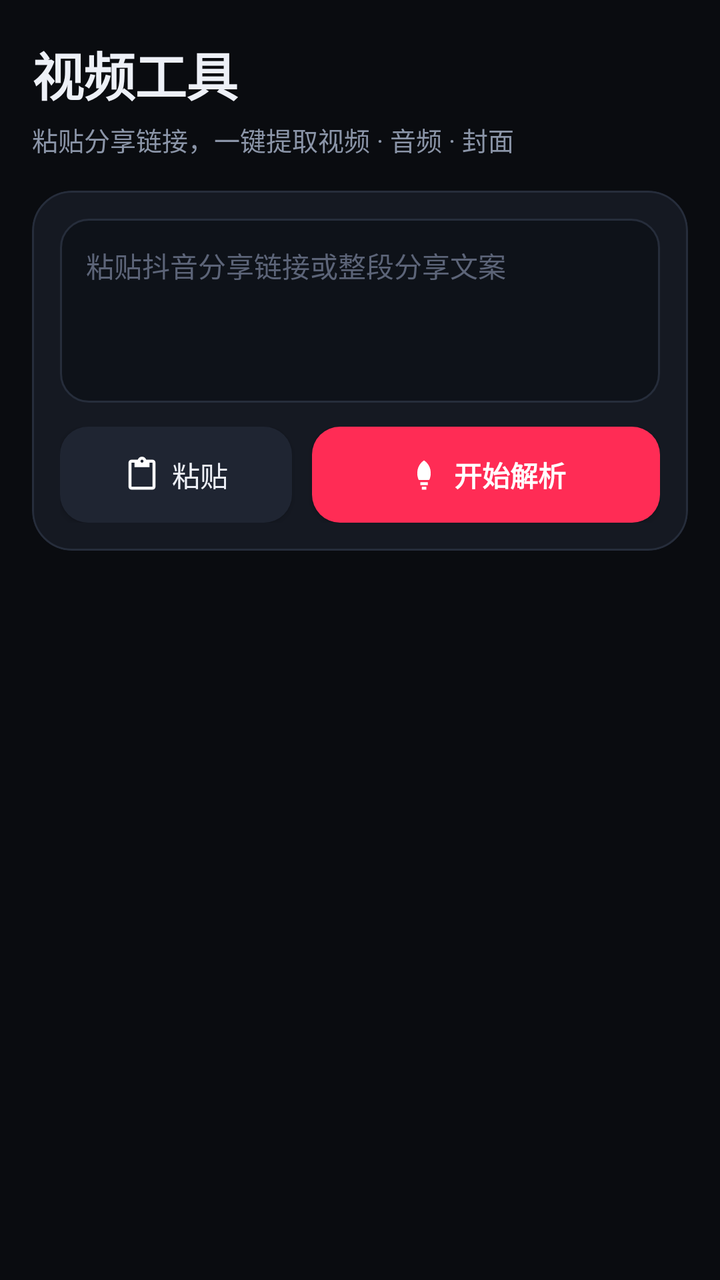
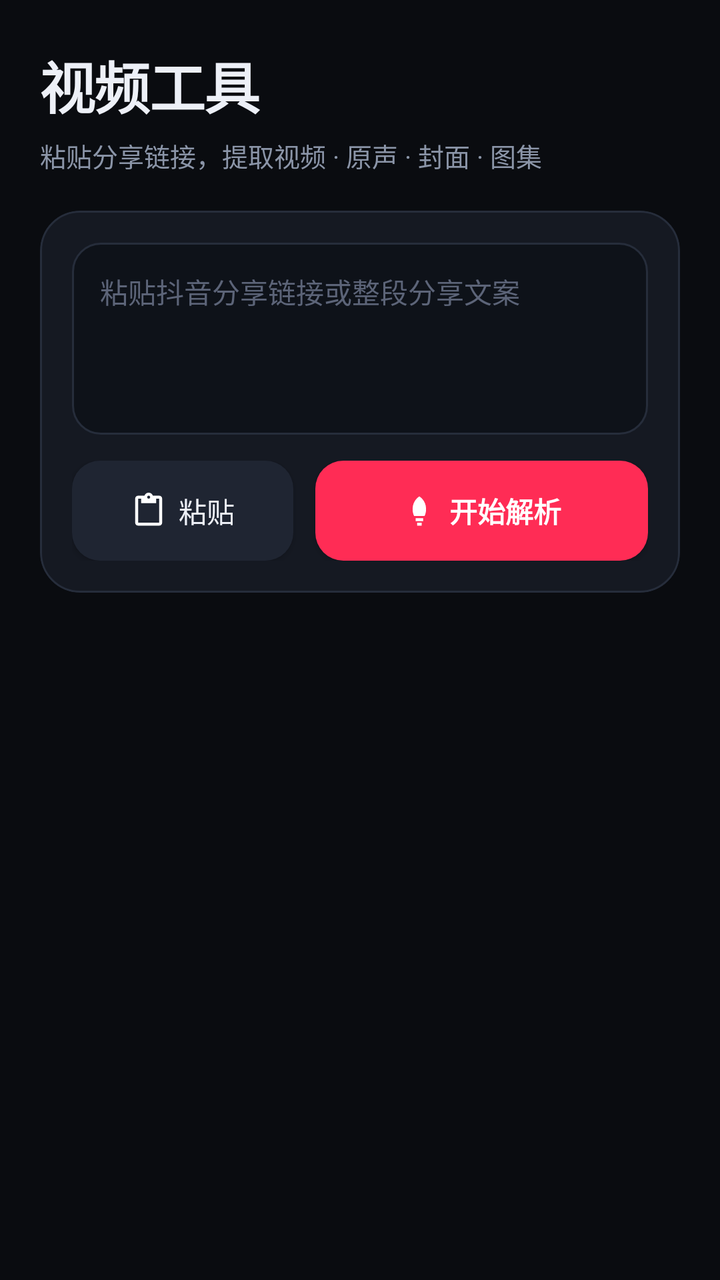

The first picture is an Android layout as it rendered before a commit; the second is the same layout after the commit. The layout source and the unified diff follow.
<!-- AndroidManifest.xml: application theme Theme.DyTool -->
<!-- res/layout/fragment_video.xml -->
<?xml version="1.0" encoding="utf-8"?>
<androidx.core.widget.NestedScrollView xmlns:android="http://schemas.android.com/apk/res/android"
    xmlns:app="http://schemas.android.com/apk/res-auto"
    android:layout_width="match_parent"
    android:layout_height="match_parent"
    android:background="@color/bg"
    android:fillViewport="true"
    android:scrollbars="none">

    <LinearLayout
        android:layout_width="match_parent"
        android:layout_height="wrap_content"
        android:orientation="vertical"
        android:paddingLeft="16dp"
        android:paddingTop="18dp"
        android:paddingRight="16dp"
        android:paddingBottom="28dp">

        
        <TextView
            android:layout_width="wrap_content"
            android:layout_height="wrap_content"
            android:text="视频工具"
            android:textColor="@color/txt"
            android:textSize="26sp"
            android:textStyle="bold"
            android:letterSpacing="-0.01" />

        <TextView
            android:layout_width="wrap_content"
            android:layout_height="wrap_content"
            android:layout_marginTop="4dp"
            android:layout_marginBottom="16dp"
            android:text="粘贴分享链接，一键提取视频 · 音频 · 封面"
            android:textColor="@color/sub"
            android:textSize="13sp" />

        
        <com.google.android.material.card.MaterialCardView
            style="@style/Widget.DyTool.Card"
            android:layout_width="match_parent"
            android:layout_height="wrap_content">

            <LinearLayout
                android:layout_width="match_parent"
                android:layout_height="wrap_content"
                android:orientation="vertical"
                android:padding="14dp">

                <EditText
                    android:id="@+id/etInput"
                    android:layout_width="match_parent"
                    android:layout_height="wrap_content"
                    android:background="@drawable/bg_input"
                    android:gravity="top|start"
                    android:hint="@string/hint_input"
                    android:inputType="textMultiLine"
                    android:maxLines="5"
                    android:minHeight="92dp"
                    android:padding="13dp"
                    android:textColor="@color/txt"
                    android:textColorHint="@color/hint"
                    android:textSize="14sp" />

                <LinearLayout
                    android:layout_width="match_parent"
                    android:layout_height="wrap_content"
                    android:layout_marginTop="12dp"
                    android:orientation="horizontal">

                    <com.google.android.material.button.MaterialButton
                        android:id="@+id/btnPaste"
                        style="@style/Widget.DyTool.Button.Tonal"
                        android:layout_width="0dp"
                        android:layout_height="48dp"
                        android:layout_weight="1"
                        android:insetTop="0dp"
                        android:insetBottom="0dp"
                        android:text="@string/btn_paste"
                        app:icon="@drawable/ic_paste"
                        app:iconGravity="textStart"
                        app:iconPadding="6dp"
                        app:iconSize="18dp" />

                    <Space
                        android:layout_width="10dp"
                        android:layout_height="1dp" />

                    <com.google.android.material.button.MaterialButton
                        android:id="@+id/btnParse"
                        style="@style/Widget.DyTool.Button.Primary"
                        android:layout_width="0dp"
                        android:layout_height="48dp"
                        android:layout_weight="1.5"
                        android:text="@string/btn_parse"
                        app:icon="@drawable/ic_rocket"
                        app:iconGravity="textStart"
                        app:iconPadding="6dp"
                        app:iconSize="18dp" />
                </LinearLayout>

                <LinearLayout
                    android:id="@+id/boxStatus"
                    android:layout_width="match_parent"
                    android:layout_height="wrap_content"
                    android:layout_marginTop="12dp"
                    android:gravity="center_vertical"
                    android:orientation="horizontal"
                    android:visibility="gone">

                    <ProgressBar
                        android:id="@+id/progressSmall"
                        android:layout_width="16dp"
                        android:layout_height="16dp"
                        android:indeterminateTint="@color/pri" />

                    <TextView
                        android:id="@+id/tvStatus"
                        android:layout_width="0dp"
                        android:layout_height="wrap_content"
                        android:layout_marginStart="9dp"
                        android:layout_weight="1"
                        android:textColor="@color/sub"
                        android:textSize="13sp" />
                </LinearLayout>
            </LinearLayout>
        </com.google.android.material.card.MaterialCardView>

        
        <com.google.android.material.card.MaterialCardView
            android:id="@+id/cardResult"
            style="@style/Widget.DyTool.Card"
            android:layout_width="match_parent"
            android:layout_height="wrap_content"
            android:layout_marginTop="14dp"
            android:visibility="gone">

            <LinearLayout
                android:layout_width="match_parent"
                android:layout_height="wrap_content"
                android:orientation="vertical"
                android:padding="14dp">

                
                <FrameLayout
                    android:id="@+id/previewBox"
                    android:layout_width="match_parent"
                    android:layout_height="230dp"
                    android:background="#000000">

                    <VideoView
                        android:id="@+id/videoView"
                        android:layout_width="match_parent"
                        android:layout_height="match_parent"
                        android:layout_gravity="center"
                        android:visibility="gone" />

                    <ImageView
                        android:id="@+id/ivCover"
                        android:layout_width="match_parent"
                        android:layout_height="match_parent"
                        android:contentDescription="@string/title_result"
                        android:scaleType="centerCrop" />

                    <LinearLayout
                        android:id="@+id/playMask"
                        android:layout_width="wrap_content"
                        android:layout_height="wrap_content"
                        android:layout_gravity="center"
                        android:background="@drawable/bg_badge_ok"
                        android:gravity="center_vertical"
                        android:orientation="horizontal"
                        android:paddingLeft="16dp"
                        android:paddingTop="10dp"
                        android:paddingRight="18dp"
                        android:paddingBottom="10dp">

                        <ImageView
                            android:layout_width="20dp"
                            android:layout_height="20dp"
                            android:contentDescription="play"
                            android:src="@drawable/ic_play" />

                        <TextView
                            android:layout_width="wrap_content"
                            android:layout_height="wrap_content"
                            android:layout_marginStart="7dp"
                            android:text="@string/btn_preview"
                            android:textColor="#04240F"
                            android:textSize="14sp"
                            android:textStyle="bold" />
                    </LinearLayout>

                    <TextView
                        android:id="@+id/tvBadge"
                        android:layout_width="wrap_content"
                        android:layout_height="wrap_content"
                        android:layout_gravity="top|start"
                        android:layout_margin="10dp"
                        android:background="@drawable/bg_badge_ok"
                        android:paddingLeft="10dp"
                        android:paddingTop="4dp"
                        android:paddingRight="10dp"
                        android:paddingBottom="4dp"
                        android:text="无水印"
                        android:textColor="#04240F"
                        android:textSize="11sp"
                        android:textStyle="bold" />

                    <ImageButton
                        android:id="@+id/btnClosePreview"
                        android:layout_width="34dp"
                        android:layout_height="34dp"
                        android:layout_gravity="top|end"
                        android:layout_margin="10dp"
                        android:background="@drawable/bg_badge_warn"
                        android:contentDescription="close"
                        android:padding="8dp"
                        android:src="@drawable/ic_close"
                        android:visibility="gone" />
                </FrameLayout>

                <TextView
                    android:id="@+id/tvTitle"
                    android:layout_width="match_parent"
                    android:layout_height="wrap_content"
                    android:layout_marginTop="12dp"
                    android:ellipsize="end"
                    android:maxLines="3"
                    android:textColor="@color/txt"
                    android:textSize="15sp"
                    android:textStyle="bold" />

                <TextView
                    android:id="@+id/tvTags"
                    android:layout_width="match_parent"
                    android:layout_height="wrap_content"
                    android:layout_marginTop="7dp"
                    android:textColor="#FF8FA4"
                    android:textSize="12sp" />

                <TextView
                    android:id="@+id/tvMeta"
                    android:layout_width="match_parent"
                    android:layout_height="wrap_content"
                    android:layout_marginTop="9dp"
                    android:lineSpacingExtra="4dp"
                    android:textColor="@color/sub"
                    android:textSize="12.5sp" />

                
                <LinearLayout
                    android:layout_width="match_parent"
                    android:layout_height="wrap_content"
                    android:layout_marginTop="14dp"
                    android:orientation="horizontal">

                    <com.google.android.material.button.MaterialButton
                        android:id="@+id/btnVideo"
                        style="@style/Widget.DyTool.Button.Green"
                        android:layout_width="0dp"
                        android:layout_height="50dp"
                        android:layout_weight="1"
                        android:paddingLeft="0dp"
                        android:paddingRight="0dp"
                        android:text="视频"
                        android:textSize="13sp"
                        app:icon="@drawable/ic_download"
                        app:iconGravity="textStart"
                        app:iconPadding="4dp"
                        app:iconSize="16dp" />

                    <Space
                        android:layout_width="8dp"
                        android:layout_height="1dp" />

                    <com.google.android.material.button.MaterialButton
                        android:id="@+id/btnAudio"
                        style="@style/Widget.DyTool.Button.Blue"
                        android:layout_width="0dp"
                        android:layout_height="50dp"
                        android:layout_weight="1"
                        android:paddingLeft="0dp"
                        android:paddingRight="0dp"
                        android:text="音频"
                        android:textSize="13sp"
                        app:icon="@drawable/ic_music"
                        app:iconGravity="textStart"
                        app:iconPadding="4dp"
                        app:iconSize="16dp" />

                    <Space
                        android:layout_width="8dp"
                        android:layout_height="1dp" />

                    <com.google.android.material.button.MaterialButton
                        android:id="@+id/btnCover"
                        style="@style/Widget.DyTool.Button.Orange"
                        android:layout_width="0dp"
                        android:layout_height="50dp"
                        android:layout_weight="1"
                        android:paddingLeft="0dp"
                        android:paddingRight="0dp"
                        android:text="封面"
                        android:textSize="13sp"
                        app:icon="@drawable/ic_image"
                        app:iconGravity="textStart"
                        app:iconPadding="4dp"
                        app:iconSize="16dp" />
                </LinearLayout>

                <ProgressBar
                    android:id="@+id/progressBar"
                    style="?android:attr/progressBarStyleHorizontal"
                    android:layout_width="match_parent"
                    android:layout_height="6dp"
                    android:layout_marginTop="12dp"
                    android:progressTint="@color/pri"
                    android:visibility="gone" />
            </LinearLayout>
        </com.google.android.material.card.MaterialCardView>
    </LinearLayout>
</androidx.core.widget.NestedScrollView>
<!-- resources referenced by this layout -->
<resources>
  <color name="bg">#0A0C10</color>
  <color name="hint">#5C6478</color>
  <color name="pri">#FF2C55</color>
  <color name="sub">#8B95A8</color>
  <color name="txt">#EDF0F7</color>
  <!-- drawable bg_badge_ok (drawable) -->
  <?xml version="1.0" encoding="utf-8"?>
  <shape xmlns:android="http://schemas.android.com/apk/res/android"
      android:shape="rectangle">
      <solid android:color="#D922C98A" />
      <corners android:radius="20dp" />
  </shape>
  <!-- drawable bg_badge_warn (drawable) -->
  <?xml version="1.0" encoding="utf-8"?>
  <shape xmlns:android="http://schemas.android.com/apk/res/android"
      android:shape="rectangle">
      <solid android:color="#D9FF5C6B" />
      <corners android:radius="20dp" />
  </shape>
  <!-- drawable bg_input (drawable) -->
  <?xml version="1.0" encoding="utf-8"?>
  <shape xmlns:android="http://schemas.android.com/apk/res/android"
      android:shape="rectangle">
      <solid android:color="@color/field" />
      <corners android:radius="14dp" />
      <stroke android:width="1dp" android:color="@color/line" />
  </shape>
  <!-- drawable ic_play (drawable) -->
  <vector xmlns:android="http://schemas.android.com/apk/res/android"
      android:width="22dp" android:height="22dp"
      android:viewportWidth="24" android:viewportHeight="24"
      android:tint="#FFFFFF">
      <path android:fillColor="@android:color/white"
          android:pathData="M8,5v14l11,-7z" />
  </vector>
  <string name="btn_parse">开始解析</string>
  <string name="btn_paste">粘贴</string>
  <string name="btn_preview">预览播放</string>
  <string name="hint_input">粘贴抖音分享链接或整段分享文案</string>
  <string name="title_result">解析结果</string>
  <style name="Widget.DyTool.Button.Blue" parent="Widget.DyTool.Button">
          <item name="backgroundTint">@color/blue</item>
          <item name="android:textColor">#FFFFFF</item>
          <item name="android:textStyle">bold</item>
      </style>
  <style name="Widget.DyTool.Button.Green" parent="Widget.DyTool.Button">
          <item name="backgroundTint">@color/ok</item>
          <item name="android:textColor">#04240F</item>
          <item name="android:textStyle">bold</item>
      </style>
  <style name="Widget.DyTool.Button.Orange" parent="Widget.DyTool.Button">
          <item name="backgroundTint">@color/orange</item>
          <item name="android:textColor">#FFFFFF</item>
          <item name="android:textStyle">bold</item>
      </style>
  <style name="Widget.DyTool.Button.Primary" parent="Widget.DyTool.Button">
          <item name="backgroundTint">@color/pri</item>
          <item name="android:textColor">#FFFFFF</item>
          <item name="android:textStyle">bold</item>
      </style>
  <style name="Widget.DyTool.Button.Tonal" parent="Widget.DyTool.Button">
          <item name="backgroundTint">@color/surface2</item>
          <item name="android:textColor">@color/txt</item>
      </style>
  <style name="Widget.DyTool.Card" parent="Widget.MaterialComponents.CardView">
          <item name="cardBackgroundColor">@color/surface</item>
          <item name="cardCornerRadius">20dp</item>
          <item name="cardElevation">0dp</item>
          <item name="strokeColor">@color/line</item>
          <item name="strokeWidth">1dp</item>
      </style>
  <color name="field">#0E1219</color>
  <color name="line">#262D3B</color>
  <color name="blue">#3B82F6</color>
  <color name="ok">#22C98A</color>
  <color name="orange">#F97316</color>
  <color name="surface2">#1F2532</color>
  <color name="surface">#151922</color>
  <color name="pri_dark">#D91E43</color>
  <color name="err">#FF5C6B</color>
  <!-- unchanged entries left out for length: 8 -->
</resources>

<!-- the commit's change to res/layout/fragment_video.xml (unified diff, before → after) -->
@@ -11,31 +11,29 @@
         android:layout_width="match_parent"
         android:layout_height="wrap_content"
         android:orientation="vertical"
-        android:paddingLeft="16dp"
-        android:paddingTop="18dp"
-        android:paddingRight="16dp"
-        android:paddingBottom="28dp">
-
-        
+        android:paddingLeft="20dp"
+        android:paddingTop="22dp"
+        android:paddingRight="20dp"
+        android:paddingBottom="30dp">
+
         <TextView
             android:layout_width="wrap_content"
             android:layout_height="wrap_content"
             android:text="视频工具"
             android:textColor="@color/txt"
-            android:textSize="26sp"
+            android:textSize="28sp"
             android:textStyle="bold"
-            android:letterSpacing="-0.01" />
+            android:letterSpacing="-0.02" />
 
         <TextView
             android:layout_width="wrap_content"
             android:layout_height="wrap_content"
-            android:layout_marginTop="4dp"
-            android:layout_marginBottom="16dp"
-            android:text="粘贴分享链接，一键提取视频 · 音频 · 封面"
+            android:layout_marginTop="5dp"
+            android:layout_marginBottom="18dp"
+            android:text="粘贴分享链接，提取视频 · 原声 · 封面 · 图集"
             android:textColor="@color/sub"
             android:textSize="13sp" />
 
-        
         <com.google.android.material.card.MaterialCardView
             style="@style/Widget.DyTool.Card"
             android:layout_width="match_parent"
@@ -45,7 +43,7 @@
                 android:layout_width="match_parent"
                 android:layout_height="wrap_content"
                 android:orientation="vertical"
-                android:padding="14dp">
+                android:padding="16dp">
 
                 <EditText
                     android:id="@+id/etInput"
@@ -56,8 +54,8 @@
                     android:hint="@string/hint_input"
                     android:inputType="textMultiLine"
                     android:maxLines="5"
-                    android:minHeight="92dp"
-                    android:padding="13dp"
+                    android:minHeight="96dp"
+                    android:padding="14dp"
                     android:textColor="@color/txt"
                     android:textColorHint="@color/hint"
                     android:textSize="14sp" />
@@ -65,14 +63,14 @@
                 <LinearLayout
                     android:layout_width="match_parent"
                     android:layout_height="wrap_content"
-                    android:layout_marginTop="12dp"
+                    android:layout_marginTop="13dp"
                     android:orientation="horizontal">
 
                     <com.google.android.material.button.MaterialButton
                         android:id="@+id/btnPaste"
                         style="@style/Widget.DyTool.Button.Tonal"
                         android:layout_width="0dp"
-                        android:layout_height="48dp"
+                        android:layout_height="50dp"
                         android:layout_weight="1"
                         android:insetTop="0dp"
                         android:insetBottom="0dp"
@@ -83,14 +81,14 @@
                         app:iconSize="18dp" />
 
                     <Space
-                        android:layout_width="10dp"
+                        android:layout_width="11dp"
                         android:layout_height="1dp" />
 
                     <com.google.android.material.button.MaterialButton
                         android:id="@+id/btnParse"
                         style="@style/Widget.DyTool.Button.Primary"
                         android:layout_width="0dp"
-                        android:layout_height="48dp"
+                        android:layout_height="50dp"
                         android:layout_weight="1.5"
                         android:text="@string/btn_parse"
                         app:icon="@drawable/ic_rocket"
@@ -103,7 +101,7 @@
                     android:id="@+id/boxStatus"
                     android:layout_width="match_parent"
                     android:layout_height="wrap_content"
-                    android:layout_marginTop="12dp"
+                    android:layout_marginTop="13dp"
                     android:gravity="center_vertical"
                     android:orientation="horizontal"
                     android:visibility="gone">
@@ -118,7 +116,7 @@
                         android:id="@+id/tvStatus"
                         android:layout_width="0dp"
                         android:layout_height="wrap_content"
-                        android:layout_marginStart="9dp"
+                        android:layout_marginStart="10dp"
                         android:layout_weight="1"
                         android:textColor="@color/sub"
                         android:textSize="13sp" />
@@ -126,26 +124,24 @@
             </LinearLayout>
         </com.google.android.material.card.MaterialCardView>
 
-        
         <com.google.android.material.card.MaterialCardView
             android:id="@+id/cardResult"
             style="@style/Widget.DyTool.Card"
             android:layout_width="match_parent"
             android:layout_height="wrap_content"
-            android:layout_marginTop="14dp"
+            android:layout_marginTop="16dp"
             android:visibility="gone">
 
             <LinearLayout
                 android:layout_width="match_parent"
                 android:layout_height="wrap_content"
                 android:orientation="vertical"
-                android:padding="14dp">
-
-                
+                android:padding="16dp">
+
                 <FrameLayout
                     android:id="@+id/previewBox"
                     android:layout_width="match_parent"
-                    android:layout_height="230dp"
+                    android:layout_height="240dp"
                     android:background="#000000">
 
                     <VideoView
@@ -170,10 +166,10 @@
                         android:background="@drawable/bg_badge_ok"
                         android:gravity="center_vertical"
                         android:orientation="horizontal"
-                        android:paddingLeft="16dp"
-                        android:paddingTop="10dp"
-                        android:paddingRight="18dp"
-                        android:paddingBottom="10dp">
+                        android:paddingLeft="17dp"
+                        android:paddingTop="11dp"
+                        android:paddingRight="19dp"
+                        android:paddingBottom="11dp">
 
                         <ImageView
                             android:layout_width="20dp"
@@ -185,7 +181,7 @@
                             android:layout_width="wrap_content"
                             android:layout_height="wrap_content"
                             android:layout_marginStart="7dp"
-                            android:text="@string/btn_preview"
+                            android:text="预览播放"
                             android:textColor="#04240F"
                             android:textSize="14sp"
                             android:textStyle="bold" />
@@ -208,10 +204,22 @@
                         android:textStyle="bold" />
 
                     <ImageButton
+                        android:id="@+id/btnFullscreen"
+                        android:layout_width="38dp"
+                        android:layout_height="38dp"
+                        android:layout_gravity="top|end"
+                        android:layout_margin="10dp"
+                        android:background="@drawable/bg_badge_warn"
+                        android:contentDescription="fullscreen"
+                        android:padding="9dp"
+                        android:src="@drawable/ic_fullscreen"
+                        android:visibility="gone" />
+
+                    <ImageButton
                         android:id="@+id/btnClosePreview"
                         android:layout_width="34dp"
                         android:layout_height="34dp"
-                        android:layout_gravity="top|end"
+                        android:layout_gravity="bottom|end"
                         android:layout_margin="10dp"
                         android:background="@drawable/bg_badge_warn"
                         android:contentDescription="close"
@@ -224,18 +232,19 @@
                     android:id="@+id/tvTitle"
                     android:layout_width="match_parent"
                     android:layout_height="wrap_content"
-                    android:layout_marginTop="12dp"
+                    android:layout_marginTop="14dp"
                     android:ellipsize="end"
                     android:maxLines="3"
                     android:textColor="@color/txt"
                     android:textSize="15sp"
-                    android:textStyle="bold" />
+                    android:textStyle="bold"
+                    android:lineSpacingExtra="3dp" />
 
                 <TextView
                     android:id="@+id/tvTags"
                     android:layout_width="match_parent"
                     android:layout_height="wrap_content"
-                    android:layout_marginTop="7dp"
+                    android:layout_marginTop="8dp"
                     android:textColor="#FF8FA4"
                     android:textSize="12sp" />
 
@@ -243,23 +252,38 @@
                     android:id="@+id/tvMeta"
                     android:layout_width="match_parent"
                     android:layout_height="wrap_content"
-                    android:layout_marginTop="9dp"
-                    android:lineSpacingExtra="4dp"
+                    android:layout_marginTop="10dp"
+                    android:lineSpacingExtra="5dp"
                     android:textColor="@color/sub"
                     android:textSize="12.5sp" />
 
-                
+                <androidx.recyclerview.widget.RecyclerView
+                    android:id="@+id/rvPics"
+                    android:layout_width="match_parent"
+                    android:layout_height="wrap_content"
+                    android:layout_marginTop="12dp"
+                    android:visibility="gone" />
+
+                <TextView
+                    android:layout_width="match_parent"
+                    android:layout_height="wrap_content"
+                    android:layout_marginTop="16dp"
+                    android:text="下载"
+                    android:textColor="@color/sub"
+                    android:textSize="12sp"
+                    android:textStyle="bold" />
+
                 <LinearLayout
                     android:layout_width="match_parent"
                     android:layout_height="wrap_content"
-                    android:layout_marginTop="14dp"
+                    android:layout_marginTop="8dp"
                     android:orientation="horizontal">
 
                     <com.google.android.material.button.MaterialButton
                         android:id="@+id/btnVideo"
                         style="@style/Widget.DyTool.Button.Green"
                         android:layout_width="0dp"
-                        android:layout_height="50dp"
+                        android:layout_height="52dp"
                         android:layout_weight="1"
                         android:paddingLeft="0dp"
                         android:paddingRight="0dp"
@@ -271,14 +295,14 @@
                         app:iconSize="16dp" />
 
                     <Space
-                        android:layout_width="8dp"
+                        android:layout_width="9dp"
                         android:layout_height="1dp" />
 
                     <com.google.android.material.button.MaterialButton
                         android:id="@+id/btnAudio"
                         style="@style/Widget.DyTool.Button.Blue"
                         android:layout_width="0dp"
-                        android:layout_height="50dp"
+                        android:layout_height="52dp"
                         android:layout_weight="1"
                         android:paddingLeft="0dp"
                         android:paddingRight="0dp"
@@ -290,14 +314,14 @@
                         app:iconSize="16dp" />
 
                     <Space
-                        android:layout_width="8dp"
+                        android:layout_width="9dp"
                         android:layout_height="1dp" />
 
                     <com.google.android.material.button.MaterialButton
                         android:id="@+id/btnCover"
                         style="@style/Widget.DyTool.Button.Orange"
                         android:layout_width="0dp"
-                        android:layout_height="50dp"
+                        android:layout_height="52dp"
                         android:layout_weight="1"
                         android:paddingLeft="0dp"
                         android:paddingRight="0dp"
@@ -309,12 +333,26 @@
                         app:iconSize="16dp" />
                 </LinearLayout>
 
+                <com.google.android.material.button.MaterialButton
+                    android:id="@+id/btnOriginAudio"
+                    style="@style/Widget.DyTool.Button.Tonal"
+                    android:layout_width="match_parent"
+                    android:layout_height="50dp"
+                    android:layout_marginTop="9dp"
+                    android:text="下载抖音原声"
+                    android:textSize="13sp"
+                    app:icon="@drawable/ic_music"
+                    app:iconGravity="textStart"
+                    app:iconPadding="6dp"
+                    app:iconSize="17dp"
+                    android:visibility="gone" />
+
                 <ProgressBar
                     android:id="@+id/progressBar"
                     style="?android:attr/progressBarStyleHorizontal"
                     android:layout_width="match_parent"
                     android:layout_height="6dp"
-                    android:layout_marginTop="12dp"
+                    android:layout_marginTop="13dp"
                     android:progressTint="@color/pri"
                     android:visibility="gone" />
             </LinearLayout>
<!-- resource entries referenced after the edit -->
@@ -27,6 +27,14 @@
       <corners android:radius="14dp" />
       <stroke android:width="1dp" android:color="@color/line" />
   </shape>
+  <!-- drawable ic_fullscreen (drawable) -->
+  <vector xmlns:android="http://schemas.android.com/apk/res/android"
+      android:width="20dp" android:height="20dp"
+      android:viewportWidth="24" android:viewportHeight="24"
+      android:tint="#FFFFFF">
+      <path android:fillColor="@android:color/white"
+          android:pathData="M7,14H5v5h5v-2H7v-3zM5,10h2V7h3V5H5v5zM17,17h-3v2h5v-5h-2v3zM14,5v2h3v3h2V5h-5z" />
+  </vector>
   <!-- drawable ic_play (drawable) -->
   <vector xmlns:android="http://schemas.android.com/apk/res/android"
       android:width="22dp" android:height="22dp"
@@ -37,7 +45,6 @@
   </vector>
   <string name="btn_parse">开始解析</string>
   <string name="btn_paste">粘贴</string>
-  <string name="btn_preview">预览播放</string>
   <string name="hint_input">粘贴抖音分享链接或整段分享文案</string>
   <string name="title_result">解析结果</string>
   <style name="Widget.DyTool.Button.Blue" parent="Widget.DyTool.Button">
